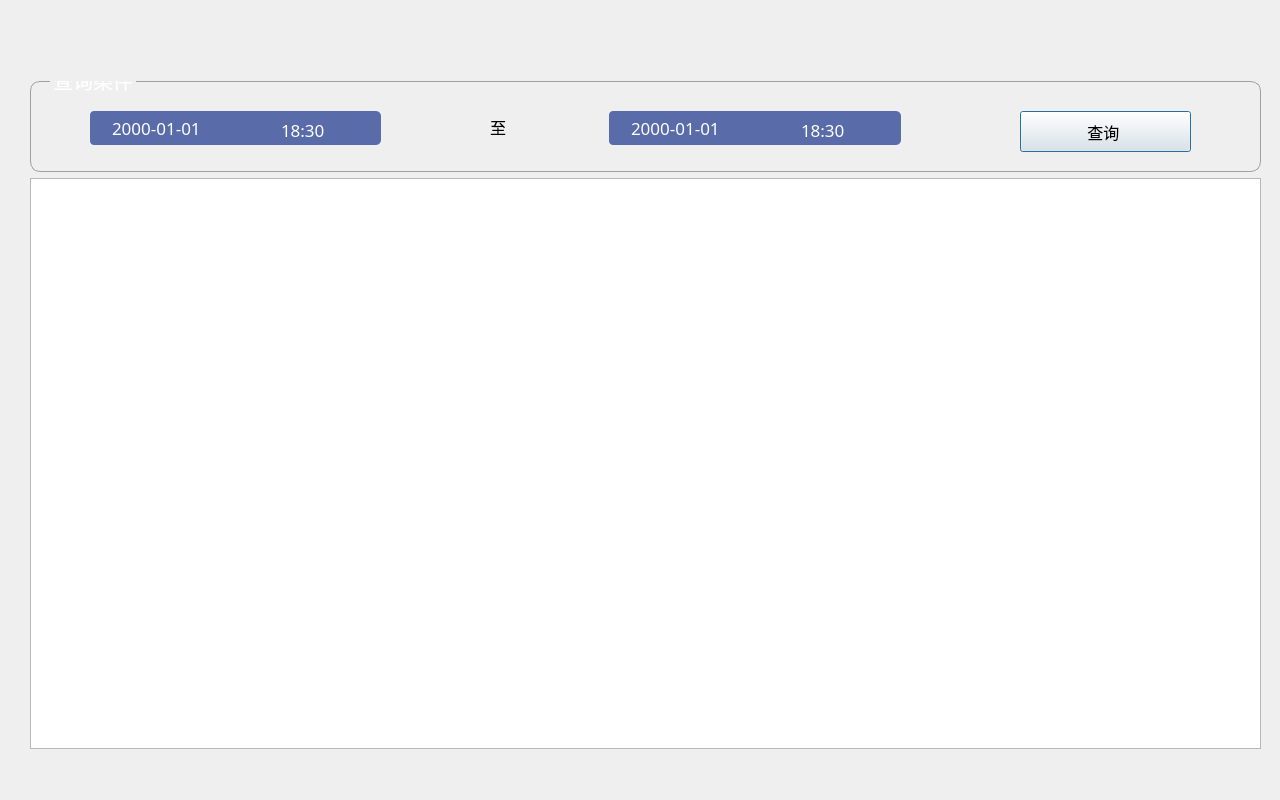
Old version of the form FastVideoPro/FastVideov1/TaskLogDialog.ui in the repository Sisec2016/TChallaOld2016.
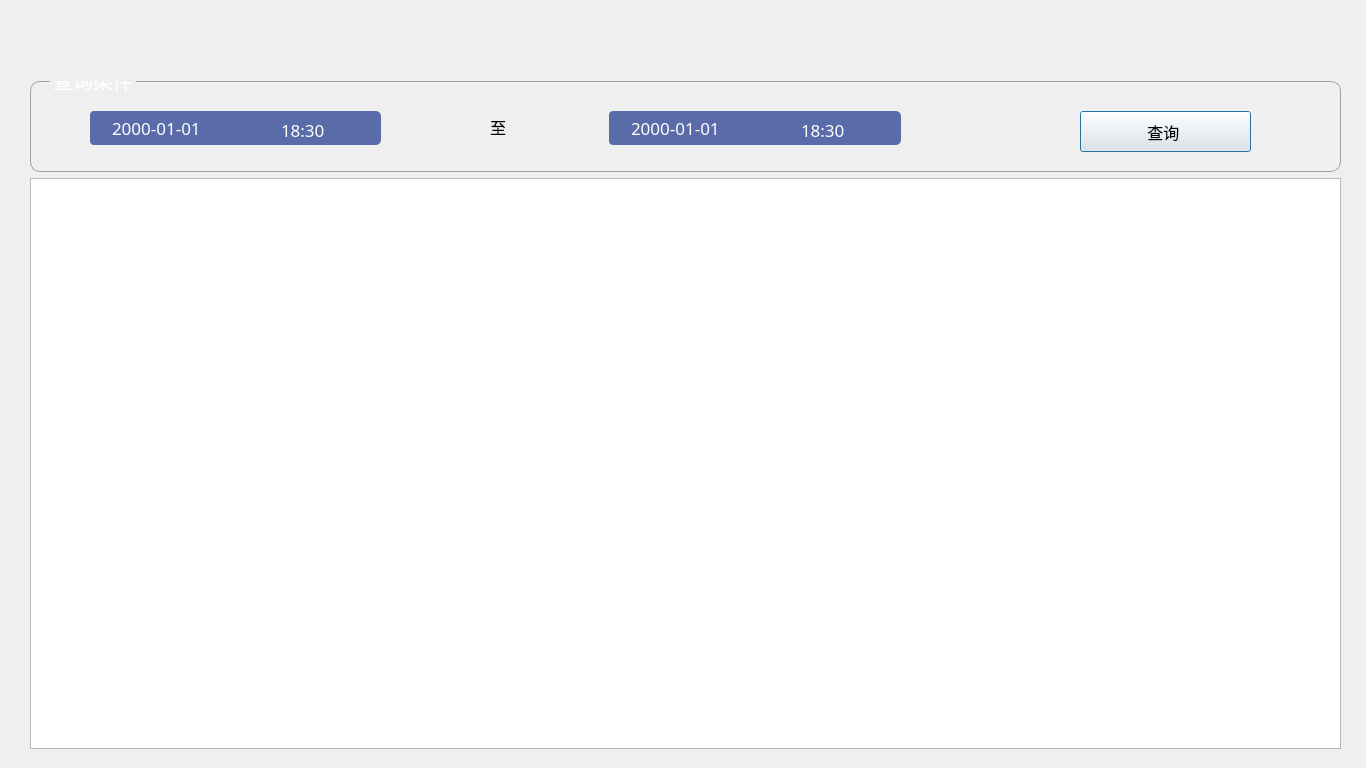
New version of the form. Icons and pictures are not drawn. Custom widgets are drawn as their Qt base class.

The edit to the form file:
```diff
--- a/FastVideoPro/FastVideov1/TaskLogDialog.ui
+++ b/FastVideoPro/FastVideov1/TaskLogDialog.ui
@@ -6,8 +6,8 @@
    <rect>
     <x>0</x>
     <y>0</y>
-    <width>1280</width>
-    <height>800</height>
+    <width>1366</width>
+    <height>768</height>
    </rect>
   </property>
   <property name="windowTitle">
@@ -22,7 +22,7 @@
     <rect>
      <x>30</x>
      <y>178</y>
-     <width>1231</width>
+     <width>1311</width>
      <height>571</height>
     </rect>
    </property>
@@ -38,7 +38,7 @@
     <rect>
      <x>30</x>
      <y>81</y>
-     <width>1231</width>
+     <width>1311</width>
      <height>91</height>
     </rect>
    </property>
@@ -247,7 +247,7 @@
    <widget class="QPushButton" name="pushButtonFind">
     <property name="geometry">
      <rect>
-      <x>990</x>
+      <x>1050</x>
       <y>30</y>
       <width>171</width>
       <height>41</height>
```
